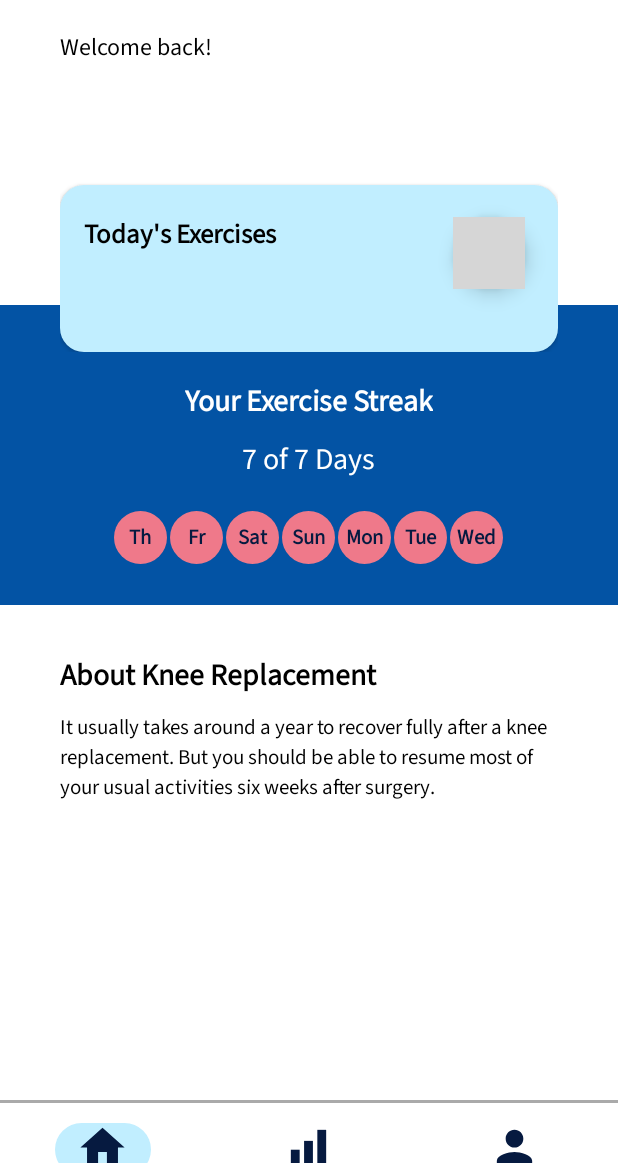
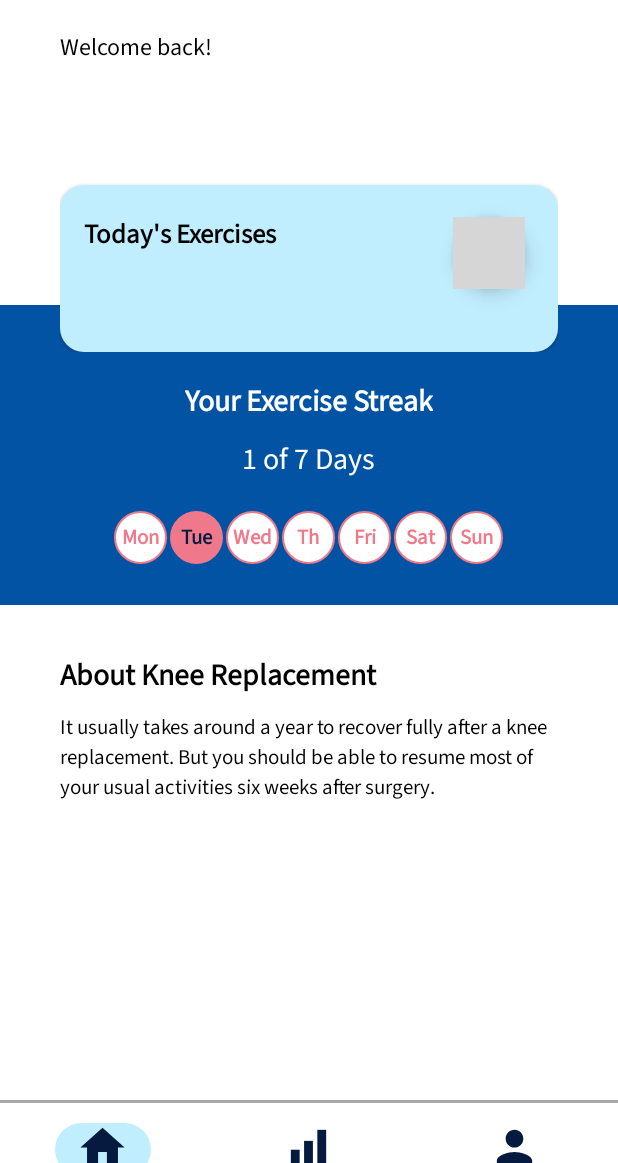
Before and after one commit to shaunlazaro/kemt-klrs, an Android app: the HomeScreen screen opened directly, with no data from a screen before it, on a phone screen of 412 x 824 dp, the part 73-1236 px from its top. Run offline under Robolectric (Android 15) with nearby library versions, the phone set to English and light mode, and no system bars; grey boxes are pictures that could not be loaded.

Commit message:
hardcode exercise streak

```diff
--- /dev/null
+++ b/PhysiKneed App/app/src/main/res/drawable/exercise_streak.xml
@@ -0,0 +1,7 @@
+<?xml version="1.0" encoding="utf-8"?>
+<shape xmlns:android="http://schemas.android.com/apk/res/android"
+    android:shape="oval">
+    <solid android:color="@color/white"/>
+    <stroke android:width="1dp" android:color="@color/pink" />
+    <size android:width="48dp" android:height="48dp"/>
+</shape>
--- a/PhysiKneed App/app/src/main/res/layout/activity_home_screen.xml
+++ b/PhysiKneed App/app/src/main/res/layout/activity_home_screen.xml
@@ -137,7 +137,7 @@
                     <TextView
                         android:layout_width="wrap_content"
                         android:layout_height="match_parent"
-                        android:text="7 of 7 Days"
+                        android:text="1 of 7 Days"
                         android:fontFamily="@font/source_sans"
                         android:textSize="20sp"
                         android:textColor="@color/white"
@@ -155,56 +155,12 @@
                         <TextView
                             android:layout_width="35dp"
                             android:layout_height="35dp"
-                            android:text="Th"
-                            android:gravity="center"
-                            android:fontFamily="@font/source_sans"
-                            android:textStyle="bold"
-                            android:textColor="@color/nav_blue"
-                            android:background="@drawable/circle_button"/>
-
-                        <TextView
-                            android:layout_width="35dp"
-                            android:layout_height="35dp"
-                            android:text="Fr"
-                            android:gravity="center"
-                            android:fontFamily="@font/source_sans"
-                            android:textStyle="bold"
-                            android:textColor="@color/nav_blue"
-                            android:layout_marginStart="2dp"
-                            android:background="@drawable/circle_button"/>
-
-                        <TextView
-                            android:layout_width="35dp"
-                            android:layout_height="35dp"
-                            android:text="Sat"
-                            android:gravity="center"
-                            android:fontFamily="@font/source_sans"
-                            android:textStyle="bold"
-                            android:textColor="@color/nav_blue"
-                            android:layout_marginStart="2dp"
-                            android:background="@drawable/circle_button"/>
-
-                        <TextView
-                            android:layout_width="35dp"
-                            android:layout_height="35dp"
-                            android:text="Sun"
-                            android:gravity="center"
-                            android:fontFamily="@font/source_sans"
-                            android:textStyle="bold"
-                            android:textColor="@color/nav_blue"
-                            android:layout_marginStart="2dp"
-                            android:background="@drawable/circle_button"/>
-
-                        <TextView
-                            android:layout_width="35dp"
-                            android:layout_height="35dp"
                             android:text="Mon"
                             android:gravity="center"
                             android:fontFamily="@font/source_sans"
                             android:textStyle="bold"
-                            android:textColor="@color/nav_blue"
-                            android:layout_marginStart="2dp"
-                            android:background="@drawable/circle_button"/>
+                            android:textColor="@color/pink"
+                            android:background="@drawable/exercise_streak"/>
 
                         <TextView
                             android:layout_width="35dp"
@@ -225,8 +181,53 @@
                             android:fontFamily="@font/source_sans"
                             android:textStyle="bold"
                             android:layout_marginStart="2dp"
-                            android:textColor="@color/nav_blue"
-                            android:background="@drawable/circle_button"/>
+                            android:textColor="@color/pink"
+                            android:background="@drawable/exercise_streak"/>
+
+                        <TextView
+                            android:layout_width="35dp"
+                            android:layout_height="35dp"
+                            android:text="Th"
+                            android:gravity="center"
+                            android:fontFamily="@font/source_sans"
+                            android:textStyle="bold"
+                            android:textColor="@color/pink"
+                            android:background="@drawable/exercise_streak"
+                            android:layout_marginStart="2dp"
+                            />
+
+                        <TextView
+                            android:layout_width="35dp"
+                            android:layout_height="35dp"
+                            android:text="Fri"
+                            android:gravity="center"
+                            android:fontFamily="@font/source_sans"
+                            android:textStyle="bold"
+                            android:layout_marginStart="2dp"
+                            android:textColor="@color/pink"
+                            android:background="@drawable/exercise_streak"/>
+
+                        <TextView
+                            android:layout_width="35dp"
+                            android:layout_height="35dp"
+                            android:text="Sat"
+                            android:gravity="center"
+                            android:fontFamily="@font/source_sans"
+                            android:textStyle="bold"
+                            android:layout_marginStart="2dp"
+                            android:textColor="@color/pink"
+                            android:background="@drawable/exercise_streak"/>
+
+                        <TextView
+                            android:layout_width="35dp"
+                            android:layout_height="35dp"
+                            android:text="Sun"
+                            android:gravity="center"
+                            android:fontFamily="@font/source_sans"
+                            android:textStyle="bold"
+                            android:layout_marginStart="2dp"
+                            android:textColor="@color/pink"
+                            android:background="@drawable/exercise_streak"/>
 
                     </LinearLayout>
 
```
